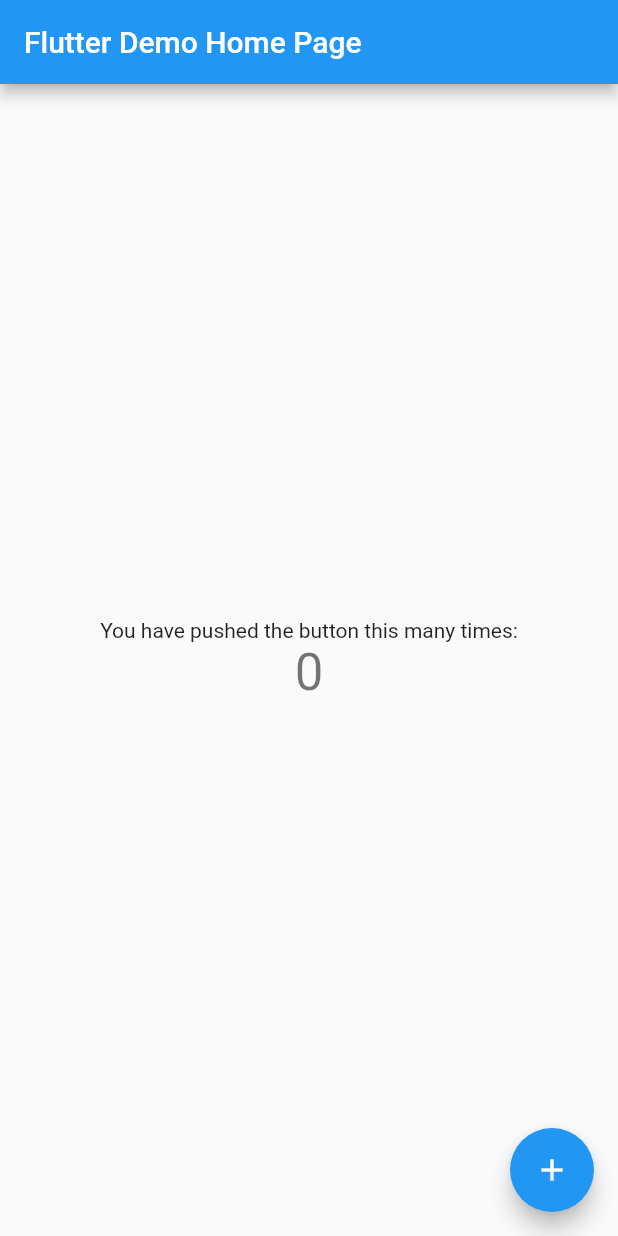
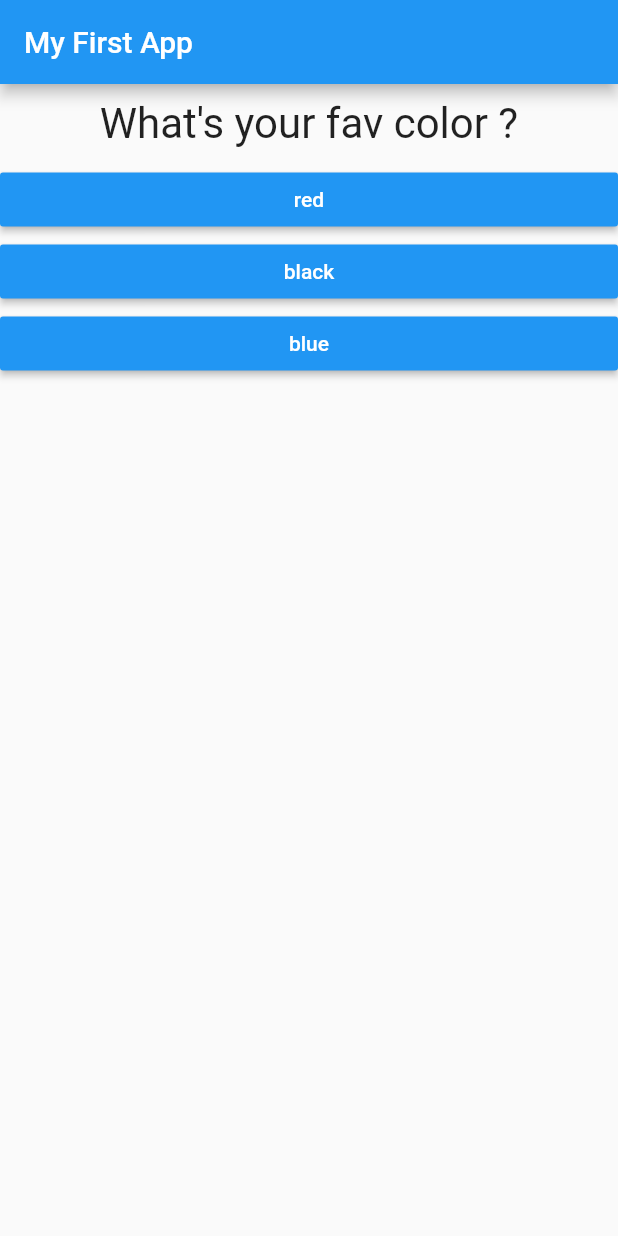
Before and after one commit to codeForMobile/first_app, a Flutter app: the screen it shows after launch, on a phone screen of 412 x 824 dp. Run offline on Flutter 3.47's test engine with Material 2 defaults, Android fonts, the phone set to English and light mode, and no system bars.

Commit message:
quiz app running on flutter 2

```diff
--- /dev/null
+++ b/lib/answer.dart
@@ -0,0 +1,21 @@
+import 'package:flutter/material.dart';
+
+class Answer extends StatelessWidget {
+  final Function actionHandler;
+  final String answerText;
+
+  Answer(this.actionHandler, this.answerText);
+
+  @override
+  Widget build(BuildContext context) {
+    return Container(
+      width: double.infinity,
+      child: RaisedButton(
+        color: Colors.blue,
+        textColor: Colors.white,
+        child: Text(answerText),
+        onPressed: actionHandler,
+      ),
+    );
+  }
+}
--- a/lib/main.dart
+++ b/lib/main.dart
@@ -1,111 +1,75 @@
+import 'package:first_app/result.dart';
 import 'package:flutter/material.dart';
+import 'package:first_app/quiz.dart';
 
 void main() => runApp(MyApp());
 
-class MyApp extends StatelessWidget {
-  // This widget is the root of your application.
+class MyApp extends StatefulWidget {
   @override
-  Widget build(BuildContext context) {
-    return MaterialApp(
-      title: 'Flutter Demo',
-      theme: ThemeData(
-        // This is the theme of your application.
-        //
-        // Try running your application with "flutter run". You'll see the
-        // application has a blue toolbar. Then, without quitting the app, try
-        // changing the primarySwatch below to Colors.green and then invoke
-        // "hot reload" (press "r" in the console where you ran "flutter run",
-        // or simply save your changes to "hot reload" in a Flutter IDE).
-        // Notice that the counter didn't reset back to zero; the application
-        // is not restarted.
-        primarySwatch: Colors.blue,
-      ),
-      home: MyHomePage(title: 'Flutter Demo Home Page'),
-    );
+  State<StatefulWidget> createState() {
+    return _MyAppState();
   }
 }
 
-class MyHomePage extends StatefulWidget {
-  MyHomePage({Key key, this.title}) : super(key: key);
+class _MyAppState extends State<MyApp> {
+  final _questions = const [
+    {
+      'questionText': 'What\'s your fav color ?',
+      'answers': [
+        {'text': 'red', 'score': 10},
+        {'text': 'black', 'score': 5},
+        {'text': 'blue', 'score': 4},
+      ]
+    },
+    {
+      'questionText': 'What\'s your fav animal ?',
+      'answers': [
+        {'text': 'Lion', 'score': 5},
+        {'text': 'Tiger', 'score': 2},
+        {'text': 'Deer', 'score': 1},
+      ]
+    },
+    {
+      'questionText': 'What\'s your fav something ?',
+      'answers': [
+        {'text': 'some', 'score': 5},
+        {'text': 'more', 'score': 4},
+        {'text': 'most', 'score': 1},
+      ]
+    }
+  ];
+  var _questionIndex = 0;
+  var _totalScore =0;
+  void _answerQuestion(int score) {
+    _totalScore += score;
+    setState(() {
+      _questionIndex = _questionIndex + 1;
+    });
+    print(_questionIndex);
+  }
 
-  // This widget is the home page of your application. It is stateful, meaning
-  // that it has a State object (defined below) that contains fields that affect
-  // how it looks.
-
-  // This class is the configuration for the state. It holds the values (in this
-  // case the title) provided by the parent (in this case the App widget) and
-  // used by the build method of the State. Fields in a Widget subclass are
-  // always marked "final".
-
-  final String title;
-
-  @override
-  _MyHomePageState createState() => _MyHomePageState();
-}
-
-class _MyHomePageState extends State<MyHomePage> {
-  int _counter = 0;
-
-  void _incrementCounter() {
+  void _resetQuiz(){
     setState(() {
-      // This call to setState tells the Flutter framework that something has
-      // changed in this State, which causes it to rerun the build method below
-      // so that the display can reflect the updated values. If we changed
-      // _counter without calling setState(), then the build method would not be
-      // called again, and so nothing would appear to happen.
-      _counter++;
-    });
+          _totalScore = 0;
+          _questionIndex = 0;
+        });
   }
 
   @override
   Widget build(BuildContext context) {
-    // This method is rerun every time setState is called, for instance as done
-    // by the _incrementCounter method above.
-    //
-    // The Flutter framework has been optimized to make rerunning build methods
-    // fast, so that you can just rebuild anything that needs updating rather
-    // than having to individually change instances of widgets.
-    return Scaffold(
-      appBar: AppBar(
-        // Here we take the value from the MyHomePage object that was created by
-        // the App.build method, and use it to set our appbar title.
-        title: Text(widget.title),
+    return MaterialApp(
+      home: Scaffold(
+        appBar: AppBar(
+          title: Text('My First App'),
+        ),
+        body: _questionIndex < _questions.length
+            ? Quiz(
+                questions: _questions,
+                questionIndex: _questionIndex,
+                answerQuestion: _answerQuestion,
+              )
+            : Result(_totalScore, _resetQuiz),
       ),
-      body: Center(
-        // Center is a layout widget. It takes a single child and positions it
-        // in the middle of the parent.
-        child: Column(
-          // Column is also a layout widget. It takes a list of children and
-          // arranges them vertically. By default, it sizes itself to fit its
-          // children horizontally, and tries to be as tall as its parent.
-          //
-          // Invoke "debug painting" (press "p" in the console, choose the
-          // "Toggle Debug Paint" action from the Flutter Inspector in Android
-          // Studio, or the "Toggle Debug Paint" command in Visual Studio Code)
-          // to see the wireframe for each widget.
-          //
-          // Column has various properties to control how it sizes itself and
-          // how it positions its children. Here we use mainAxisAlignment to
-          // center the children vertically; the main axis here is the vertical
-          // axis because Columns are vertical (the cross axis would be
-          // horizontal).
-          mainAxisAlignment: MainAxisAlignment.center,
-          children: <Widget>[
-            Text(
-              'You have pushed the button this many times:',
-            ),
-            Text(
-              '$_counter',
-              style: Theme.of(context).textTheme.display1,
-            ),
-          ],
-        ),
-      ),
-      floatingActionButton: FloatingActionButton(
-        onPressed: _incrementCounter,
-        tooltip: 'Increment',
-        child: Icon(Icons.add),
-      ), // This trailing comma makes auto-formatting nicer for build methods.
     );
   }
 }
--- /dev/null
+++ b/lib/question.dart
@@ -0,0 +1,20 @@
+import 'package:flutter/material.dart';
+
+class Question extends StatelessWidget {
+  final String questionText;
+
+  Question(this.questionText);
+
+  @override
+  Widget build(BuildContext context) {
+    return Container(
+      width: double.infinity,
+      margin: EdgeInsets.all(10),
+      child: (Text(
+        questionText,
+        style: TextStyle(fontSize: 28),
+        textAlign: TextAlign.center,
+      )),
+    );
+  }
+}
--- /dev/null
+++ b/lib/quiz.dart
@@ -0,0 +1,27 @@
+import 'package:flutter/material.dart';
+import './question.dart';
+import './answer.dart';
+
+class Quiz extends StatelessWidget {
+  final List<Map<String, Object>> questions;
+  final int questionIndex;
+  final Function answerQuestion;
+
+  Quiz({
+    @required this.questions,
+    @required this.answerQuestion,
+    @required this.questionIndex,
+  });
+
+  @override
+  Widget build(BuildContext context) {
+    return Column(
+      children: [
+        Question(questions[questionIndex]['questionText']),
+        ...(questions[questionIndex]['answers'] as List<Map<String,Object>>).map((answer) {
+          return Answer(() => answerQuestion(answer['score']), answer['text']);
+        }).toList(),
+      ],
+    );
+  }
+}
--- /dev/null
+++ b/lib/result.dart
@@ -0,0 +1,35 @@
+import 'package:flutter/material.dart';
+
+class Result extends StatelessWidget {
+  final int _finalScore;
+  final Function _resetHandler;
+
+  String get resultPhrase {
+    String resultText;
+    if (_finalScore > 5) {
+      resultText = 'You are awsome';
+    } else {
+      resultText = 'You are bad';
+    }
+    return resultText;
+  }
+
+  Result(this._finalScore,this._resetHandler);
+  @override
+  Widget build(BuildContext context) {
+    return Center(
+      child: Column(
+        children: [
+          Text(
+            resultPhrase,
+            style: TextStyle(fontSize: 36, fontWeight: FontWeight.bold),
+          ),
+          TextButton(
+            onPressed: _resetHandler,
+            child: Text('Restart quiz'),
+          )
+        ],
+      ),
+    );
+  }
+}
--- a/pubspec.yaml
+++ b/pubspec.yaml
@@ -14,7 +14,7 @@ description: A new Flutter project.
 version: 1.0.0+1
 
 environment:
-  sdk: ">=2.1.0 <3.0.0"
+  sdk: ">=2.3.0 <3.0.0"
 
 dependencies:
   flutter:
```
Also changed, not shown: pubspec.lock.
